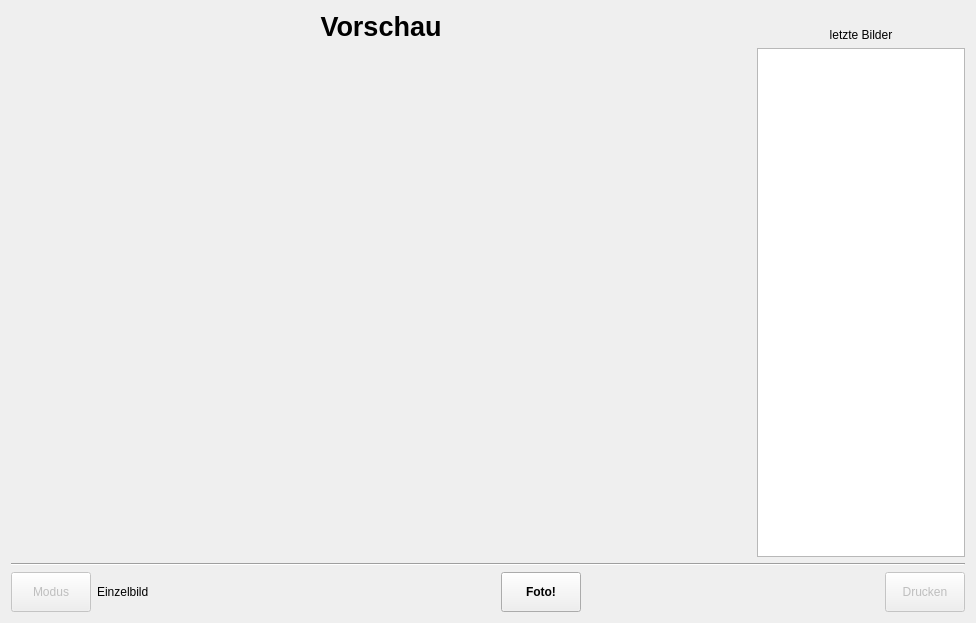
Qt form photoBooth.ui (Nepomuk/photobooth) before a commit.
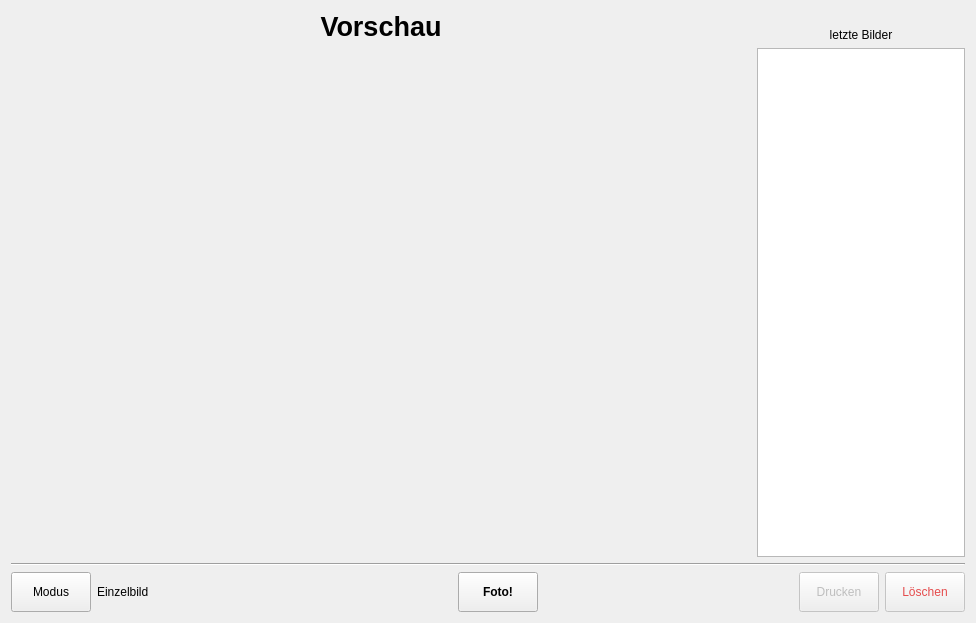
The same form after that commit. Icons and pictures are not drawn.

Commit message: Added delete button

The edit to the form file:
```diff
--- a/photoBooth.ui
+++ b/photoBooth.ui
@@ -129,7 +129,7 @@
      <item>
       <widget class="QPushButton" name="pushButton_switchMode">
        <property name="enabled">
-        <bool>false</bool>
+        <bool>true</bool>
        </property>
        <property name="minimumSize">
         <size>
@@ -242,6 +242,35 @@
        </property>
       </widget>
      </item>
+     <item>
+      <widget class="QPushButton" name="pushButton_delete">
+       <property name="enabled">
+        <bool>false</bool>
+       </property>
+       <property name="minimumSize">
+        <size>
+         <width>0</width>
+         <height>40</height>
+        </size>
+       </property>
+       <property name="styleSheet">
+        <string notr="true">color: rgb(229, 76, 77);</string>
+       </property>
+       <property name="text">
+        <string>Löschen</string>
+       </property>
+       <property name="icon">
+        <iconset resource="photoBooth.qrc">
+         <normaloff>:/icon/graphics/trash.png</normaloff>:/icon/graphics/trash.png</iconset>
+       </property>
+       <property name="iconSize">
+        <size>
+         <width>18</width>
+         <height>18</height>
+        </size>
+       </property>
+      </widget>
+     </item>
     </layout>
    </item>
   </layout>
```
The commit also changes 2 other files.
